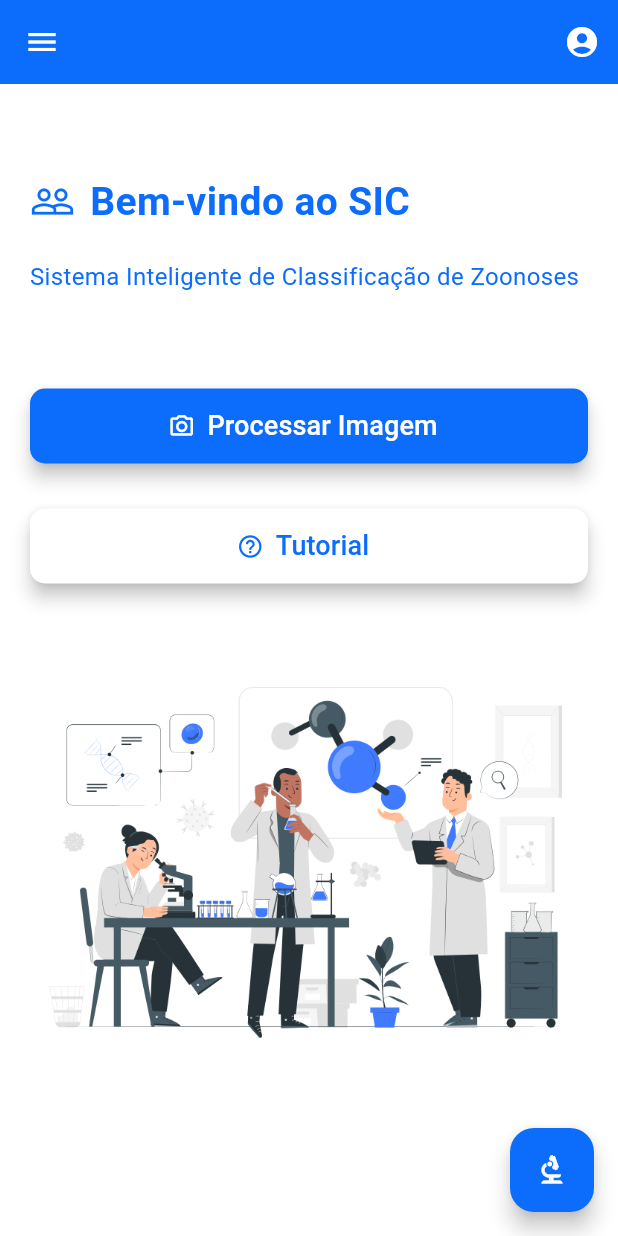
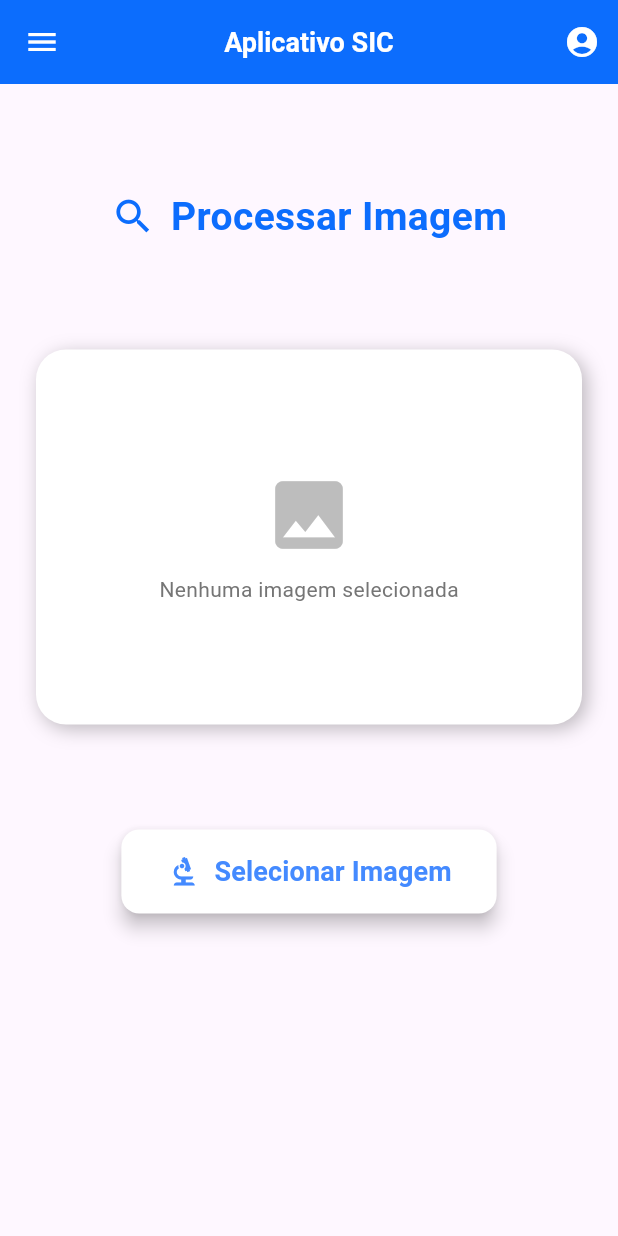
Before and after one commit to FellipePatrick/SICMobile, a Flutter app: the screen it shows after launch, after a tap on the "menu" icon, after a tap on the "account circle" icon, after a tap on the "biotech" icon, on a phone screen of 412 x 824 dp. Run offline on Flutter 3.47's test engine with Material 3 defaults, Android fonts, the phone set to English and light mode, and no system bars; our stand-ins replace carousel_slider, image_picker.

Commit message:
finalizando telas tutorial, home e processo imagem

```diff
--- a/sic/lib/main.dart
+++ b/sic/lib/main.dart
@@ -12,7 +12,7 @@ class MyApp extends StatelessWidget {
   Widget build(BuildContext context) {
     return const MaterialApp(
       debugShowCheckedModeBanner: false,
-      initialRoute: AppRoutes.home,
+      initialRoute: AppRoutes.tutorial,
       onGenerateRoute: AppRoutes.generateRoute,
     );
   }
--- a/sic/lib/rotas.dart
+++ b/sic/lib/rotas.dart
@@ -1,10 +1,16 @@
 import 'package:flutter/material.dart';
 import 'package:sic/ux/pages/home_page.dart';
+import 'package:sic/ux/pages/tutorial_page.dart';
 import 'ux/pages/login_page.dart';
+import 'ux/pages/processo_page.dart';
+import 'ux/pages/result_page.dart';
 
 class AppRoutes {
   static const String home = '/';
   static const String login = '/login';
+  static const String processo = '/processo';
+  static const String resultado = '/resultado';
+  static const String tutorial = '/tutorial';
 
   static Route<dynamic> generateRoute(RouteSettings settings) {
     switch (settings.name) {
@@ -12,6 +18,12 @@ class AppRoutes {
         return MaterialPageRoute(builder: (_) => HomePage());
       case login:
         return MaterialPageRoute(builder: (_) => LoginPage());
+      case processo:
+        return MaterialPageRoute(builder: (_) => ProcessoPage());
+      case resultado:
+        return MaterialPageRoute(builder: (_) => ResultPage());
+      case tutorial:
+        return MaterialPageRoute(builder: (_) => TutorialPage());
       default:
         return MaterialPageRoute(builder: (_) => LoginPage());
     }
--- a/sic/lib/ux/pages/home_page.dart
+++ b/sic/lib/ux/pages/home_page.dart
@@ -1,6 +1,8 @@
 import 'package:flutter/material.dart';
+import 'package:sic/rotas.dart';
 import 'package:sic/ux/widgets/action_button.dart';
-import 'package:sic/ux/widgets/drawer_header.dart';
+import 'package:sic/ux/widgets/app_bar.dart';
+import 'package:sic/ux/widgets/drawer.dart';
 
 class HomePage extends StatefulWidget {
   @override
@@ -12,34 +14,8 @@ class _HomePageState extends State<HomePage> {
   Widget build(BuildContext context) {
     return Scaffold(
       backgroundColor: Colors.white,
-      appBar: AppBar(
-        backgroundColor: Color(0xFF0c6dfd),
-        title: const Text(
-          '',
-          style: TextStyle(
-            fontSize: 22,
-            fontWeight: FontWeight.bold,
-            color: Colors.white,
-          ),
-        ),
-        centerTitle: true,
-        actions: [
-          IconButton(
-            icon: const Icon(Icons.account_circle, color: Colors.white),
-            onPressed: () {},
-          ),
-        ],
-        leading: Builder(
-          builder: (context) {
-            return IconButton(
-              icon: const Icon(Icons.menu, color: Colors.white),
-              onPressed: () {
-                Scaffold.of(context).openDrawer();
-              },
-            );
-          },
-        ),
-      ),
+      appBar: CustomAppBar(),
+      drawer: CustomDrawer(),
       body: Padding(
         padding: const EdgeInsets.all(20.0),
         child: Column(
@@ -79,7 +55,9 @@ class _HomePageState extends State<HomePage> {
               icon: Icons.camera_alt_outlined,
               label: "Processar Imagem",
               backgroundColor: Color(0xFF0c6dfd),
-              onPressed: () {},
+              onPressed: () {
+                Navigator.pushNamed(context, AppRoutes.processo);
+              },
             ),
             const SizedBox(height: 30),
             ActionButton(
@@ -87,7 +65,9 @@ class _HomePageState extends State<HomePage> {
               label: "Tutorial",
               backgroundColor: Colors.white,
               textColor: Color(0xFF0c6dfd),
-              onPressed: () {},
+              onPressed: () {
+                Navigator.pushNamed(context, AppRoutes.tutorial);
+              },
             ),
             const SizedBox(height: 60),
             Center(
@@ -102,37 +82,11 @@ class _HomePageState extends State<HomePage> {
         ),
       ),
       floatingActionButton: FloatingActionButton(
-        onPressed: () {},
+        onPressed: () {
+          Navigator.pushNamed(context, AppRoutes.processo);
+        },
         backgroundColor: Color(0xFF0c6dfd),
         child: const Icon(Icons.biotech, color: Colors.white),
-      ),
-      drawer: Drawer(
-        child: ListView(
-          padding: EdgeInsets.zero,
-          children: <Widget>[
-            DrawerHeaderWidget(),
-            ListTile(
-              leading: const Icon(Icons.home),
-              title: const Text('Página Inicial'),
-              onTap: () {},
-            ),
-            ListTile(
-              leading: const Icon(Icons.account_circle),
-              title: const Text('Perfil'),
-              onTap: () {},
-            ),
-            ListTile(
-              leading: const Icon(Icons.settings),
-              title: const Text('Configurações'),
-              onTap: () {},
-            ),
-            ListTile(
-              leading: const Icon(Icons.exit_to_app),
-              title: const Text('Sair'),
-              onTap: () {},
-            ),
-          ],
-        ),
       ),
     );
   }
--- /dev/null
+++ b/sic/lib/ux/pages/processo_page.dart
@@ -0,0 +1,128 @@
+import 'dart:io';
+import 'package:flutter/material.dart';
+import 'package:image_picker/image_picker.dart';
+import 'package:sic/ux/widgets/app_bar.dart';
+import 'package:sic/ux/widgets/drawer.dart';
+
+class ProcessoPage extends StatefulWidget {
+  @override
+  _ProcessoPageState createState() => _ProcessoPageState();
+}
+
+class _ProcessoPageState extends State<ProcessoPage> {
+  File? _image;
+
+  Future<void> _pickImage() async {
+    final picker = ImagePicker();
+    final pickedFile = await picker.pickImage(source: ImageSource.gallery);
+
+    if (pickedFile != null) {
+      setState(() {
+        _image = File(pickedFile.path);
+      });
+    }
+  }
+
+  @override
+  Widget build(BuildContext context) {
+    return Scaffold(
+      appBar: CustomAppBar(),
+      drawer: CustomDrawer(),
+      body: Container(
+        width: double.infinity,
+        height: double.infinity,
+        child: Column(
+          crossAxisAlignment: CrossAxisAlignment.center,
+          children: [
+            const SizedBox(height: 70),
+
+            // **Título da Página**
+            Row(
+              mainAxisAlignment: MainAxisAlignment.center,
+              children: [
+                const Icon(
+                  Icons.search,
+                  color: Color(0xFF0c6dfd),
+                  size: 30,
+                ),
+                const SizedBox(width: 10),
+                const Text(
+                  "Processar Imagem",
+                  style: TextStyle(
+                    fontSize: 26,
+                    fontWeight: FontWeight.bold,
+                    color: Color(0xFF0c6dfd),
+                  ),
+                ),
+              ],
+            ),
+
+            const SizedBox(height: 70),
+
+            // **Card da Imagem**
+            Container(
+              height: 250,
+              width: double.infinity,
+              margin: const EdgeInsets.symmetric(horizontal: 24),
+              decoration: BoxDecoration(
+                color: Colors.white,
+                borderRadius: BorderRadius.circular(20),
+                boxShadow: [
+                  BoxShadow(
+                    color: Colors.black26,
+                    blurRadius: 10,
+                    offset: Offset(3, 3),
+                  ),
+                ],
+              ),
+              child: ClipRRect(
+                borderRadius: BorderRadius.circular(20),
+                child: _image != null
+                    ? Image.file(
+                        _image!,
+                        fit: BoxFit.cover,
+                      )
+                    : Center(
+                        child: Column(
+                          mainAxisAlignment: MainAxisAlignment.center,
+                          children: [
+                            Icon(Icons.image,
+                                size: 60, color: Colors.grey[400]),
+                            const SizedBox(height: 10),
+                            Text(
+                              "Nenhuma imagem selecionada",
+                              style: TextStyle(color: Colors.grey[600]),
+                            ),
+                          ],
+                        ),
+                      ),
+              ),
+            ),
+
+            const SizedBox(height: 70),
+
+            // **Botão Selecionar Imagem**
+            ElevatedButton.icon(
+              onPressed: _pickImage,
+              icon: const Icon(Icons.biotech, size: 24),
+              label: const Text(
+                "Selecionar Imagem",
+                style: TextStyle(fontSize: 18, fontWeight: FontWeight.bold),
+              ),
+              style: ElevatedButton.styleFrom(
+                backgroundColor: Colors.white,
+                foregroundColor: Colors.blueAccent,
+                padding:
+                    const EdgeInsets.symmetric(horizontal: 30, vertical: 15),
+                shape: RoundedRectangleBorder(
+                  borderRadius: BorderRadius.circular(12),
+                ),
+                elevation: 5,
+              ),
+            ),
+          ],
+        ),
+      ),
+    );
+  }
+}
--- /dev/null
+++ b/sic/lib/ux/pages/tutorial_page.dart
@@ -0,0 +1,168 @@
+import 'package:flutter/material.dart';
+import 'package:carousel_slider/carousel_slider.dart';
+import 'package:sic/rotas.dart';
+import 'package:sic/ux/widgets/app_bar.dart';
+import 'package:sic/ux/widgets/drawer.dart';
+
+class TutorialPage extends StatelessWidget {
+  @override
+  Widget build(BuildContext context) {
+    return Scaffold(
+      appBar: CustomAppBar(),
+      drawer: CustomDrawer(),
+      body: Padding(
+        padding: const EdgeInsets.all(24.0),
+        child: Column(
+          crossAxisAlignment: CrossAxisAlignment.start,
+          children: [
+            const SizedBox(height: 40),
+            const Text(
+              "Tipos de Imagens para Análise",
+              style: TextStyle(
+                fontSize: 24,
+                fontWeight: FontWeight.bold,
+                color: Colors.blueAccent,
+              ),
+            ),
+            const SizedBox(height: 40),
+            const Text(
+              "O sistema recebe dois tipos de imagens para análise: \n\n"
+              "🔍 Imagens com zoom: Imagens direto do microscópio.\n\n"
+              "📷 Imagens sem zoom: Imagens retiradas com suporte no microscópio.",
+              textAlign: TextAlign.start,
+              style: TextStyle(fontSize: 16),
+            ),
+            const SizedBox(height: 50),
+            Row(
+              mainAxisAlignment: MainAxisAlignment.start,
+              children: [
+                _buildOptionButton(
+                  context,
+                  Icons.zoom_in,
+                  "Com Zoom",
+                  Colors.blueAccent,
+                  [
+                    'img/imgComzoom1.jpeg',
+                    'img/imgComzoom2.jpeg',
+                    'img/imgComzoom3.jpeg'
+                  ], // Lista de imagens com zoom
+                ),
+                const SizedBox(width: 20),
+                _buildOptionButton(
+                  context,
+                  Icons.zoom_out,
+                  "Sem Zoom",
+                  Colors.green,
+                  [
+                    'img/imgSemzoom1.jpeg',
+                    'img/imgSemzoom2.jpeg',
+                    'img/imgSemzoom3.jpeg'
+                  ], // Lista de imagens sem zoom
+                ),
+              ],
+            ),
+            const SizedBox(height: 20),
+            Center(
+              child: Image.asset(
+                'img/cardImage.png',
+                fit: BoxFit.contain,
+                width: double.infinity,
+              ),
+            ),
+            const SizedBox(height: 20),
+          ],
+        ),
+      ),
+      floatingActionButton: FloatingActionButton(
+        onPressed: () {
+          Navigator.pushNamed(context, AppRoutes.processo);
+        },
+        backgroundColor: const Color(0xFF0c6dfd),
+        child: const Icon(Icons.biotech, color: Colors.white),
+      ),
+    );
+  }
+
+  Widget _buildOptionButton(
+    BuildContext context,
+    IconData icon,
+    String label,
+    Color color,
+    List<String> imagePaths,
+  ) {
+    return ElevatedButton.icon(
+      onPressed: () {
+        _showImageModal(context, label, imagePaths);
+      },
+      icon: Icon(icon, size: 28),
+      label: Text(label, style: const TextStyle(fontSize: 16)),
+      style: ElevatedButton.styleFrom(
+        padding: const EdgeInsets.symmetric(horizontal: 20, vertical: 12),
+        backgroundColor: color,
+        foregroundColor: Colors.white,
+        shape: RoundedRectangleBorder(
+          borderRadius: BorderRadius.circular(10),
+        ),
+      ),
+    );
+  }
+
+  void _showImageModal(
+      BuildContext context, String title, List<String> imagePaths) {
+    showDialog(
+      context: context,
+      builder: (context) {
+        return Dialog(
+          shape: RoundedRectangleBorder(
+            borderRadius: BorderRadius.circular(15),
+          ),
+          child: Padding(
+            padding: const EdgeInsets.all(16.0),
+            child: Column(
+              mainAxisSize: MainAxisSize.min,
+              children: [
+                Text(
+                  title,
+                  style: const TextStyle(
+                    fontSize: 20,
+                    fontWeight: FontWeight.bold,
+                  ),
+                ),
+                const SizedBox(height: 16),
+                CarouselSlider(
+                  options: CarouselOptions(
+                    height: 300,
+                    enableInfiniteScroll: true,
+                    autoPlay: true,
+                    enlargeCenterPage: true,
+                  ),
+                  items: imagePaths.map((path) {
+                    return Image.asset(
+                      path,
+                      fit: BoxFit.contain,
+                    );
+                  }).toList(),
+                ),
+                const SizedBox(height: 16),
+                ElevatedButton(
+                  onPressed: () {
+                    Navigator.pop(context);
+                  },
+                  style: ElevatedButton.styleFrom(
+                    backgroundColor:
+                        const Color(0xFF0c6dfd), // Cor do botão Fechar
+                  ),
+                  child: const Text(
+                    "Fechar",
+                    style:
+                        TextStyle(color: Colors.white), // Cor da fonte branca
+                  ),
+                ),
+              ],
+            ),
+          ),
+        );
+      },
+    );
+  }
+}
--- /dev/null
+++ b/sic/lib/ux/widgets/app_bar.dart
@@ -0,0 +1,44 @@
+import 'package:flutter/material.dart';
+import 'package:sic/rotas.dart';
+
+class CustomAppBar extends StatelessWidget implements PreferredSizeWidget {
+  @override
+  Widget build(BuildContext context) {
+    return AppBar(
+      backgroundColor: Color(0xFF0c6dfd),
+      title: GestureDetector(
+        onTap: () {
+          Navigator.pushNamed(context, AppRoutes.home);
+        },
+        child: const Text(
+          'Aplicativo SIC',
+          style: TextStyle(
+            fontSize: 18,
+            fontWeight: FontWeight.bold,
+            color: Colors.white,
+          ),
+        ),
+      ),
+      centerTitle: true,
+      actions: [
+        IconButton(
+          icon: const Icon(Icons.account_circle, color: Colors.white),
+          onPressed: () {},
+        ),
+      ],
+      leading: Builder(
+        builder: (context) {
+          return IconButton(
+            icon: const Icon(Icons.menu, color: Colors.white),
+            onPressed: () {
+              Scaffold.of(context).openDrawer();
+            },
+          );
+        },
+      ),
+    );
+  }
+
+  @override
+  Size get preferredSize => const Size.fromHeight(kToolbarHeight);
+}
--- /dev/null
+++ b/sic/lib/ux/widgets/drawer.dart
@@ -0,0 +1,41 @@
+import 'package:sic/rotas.dart';
+import 'package:sic/ux/widgets/drawer_header.dart';
+import 'package:flutter/material.dart';
+
+class CustomDrawer extends StatelessWidget {
+  @override
+  Widget build(BuildContext context) {
+    return Drawer(
+      child: ListView(
+        padding: EdgeInsets.zero,
+        children: <Widget>[
+          DrawerHeaderWidget(),
+          ListTile(
+            leading: const Icon(Icons.home),
+            title: const Text('Página Inicial'),
+            onTap: () {
+              Navigator.pushNamed(context, AppRoutes.home);
+            },
+          ),
+          ListTile(
+            leading: const Icon(Icons.account_circle),
+            title: const Text('Perfil'),
+            onTap: () {},
+          ),
+          ListTile(
+            leading: const Icon(Icons.settings),
+            title: const Text('Configurações'),
+            onTap: () {},
+          ),
+          ListTile(
+            leading: const Icon(Icons.exit_to_app),
+            title: const Text('Sair'),
+            onTap: () {
+              Navigator.pushNamed(context, AppRoutes.login);
+            },
+          ),
+        ],
+      ),
+    );
+  }
+}
--- a/sic/lib/ux/widgets/login_button.dart
+++ b/sic/lib/ux/widgets/login_button.dart
@@ -1,4 +1,5 @@
 import 'package:flutter/material.dart';
+import 'package:sic/rotas.dart';
 
 class LoginButton extends StatelessWidget {
   const LoginButton({super.key});
@@ -17,7 +18,8 @@ class LoginButton extends StatelessWidget {
           elevation: 5,
         ),
         onPressed: () {
-          // Lógica do login aqui
+          // Lógica do login aquionTap: () {
+          Navigator.pushNamed(context, AppRoutes.home);
         },
         child: const Text(
           "Entrar",
```
Also changed, not shown: sic/lib/ux/pages/result_page.dart (added, +99 -0 lines), sic/lib/ux/widgets/input_field.dart (+9 -1 lines), sic/pubspec.yaml (+11 -0 lines), sic/img/imgComzoom1.jpeg (added), sic/img/imgComzoom2.jpeg (added), sic/img/imgComzoom3.jpeg (added), sic/img/imgSemzoom1.jpeg (added), sic/img/imgSemzoom2.jpeg (added), sic/img/imgSemzoom3.jpeg (added), sic/img/processimage.png (added), sic/pubspec.lock, 1 other file.
